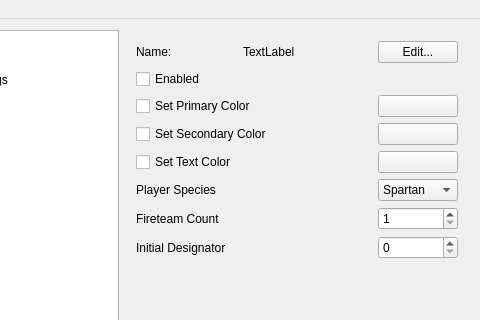
Before: the Qt Designer form native/src/ReachVariantTool/ReachVariantTool.ui in DavidJCobb/ReachVariantEditor, drawn with Qt 5; both pictures show x 138 to 618 and y 0 to 320 of the 618 by 523 pixel window.
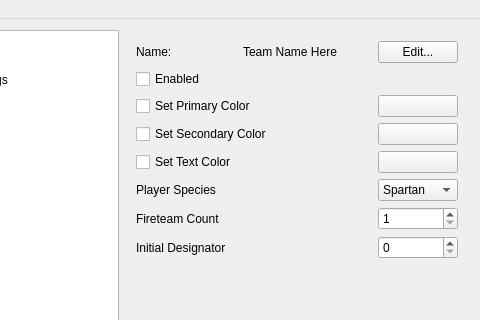
After: the same form once the commit is applied. Custom widgets are drawn as their Qt base class.

Commit message: 16px icon tweaks

The edit to the form file:
```diff
--- a/native/src/ReachVariantTool/ReachVariantTool.ui
+++ b/native/src/ReachVariantTool/ReachVariantTool.ui
@@ -2802,7 +2802,7 @@
            </sizepolicy>
           </property>
           <property name="text">
-           <string>TextLabel</string>
+           <string>Team Name Here</string>
           </property>
          </widget>
         </item>
```
The commit also changes 2 other files.
